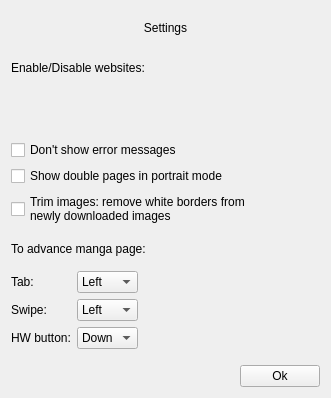
Qt form widgets/settingsdialog.ui (Rain92/UltimateMangaReader) before a commit.
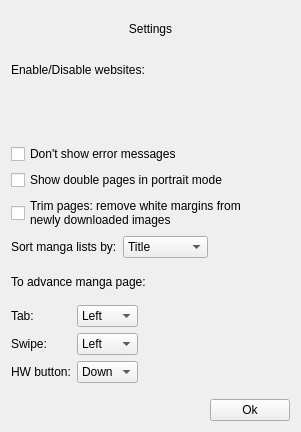
The same form after that commit.

Commit message: Implement order by popularity setting

Diff of the .ui file:
```diff
--- a/widgets/settingsdialog.ui
+++ b/widgets/settingsdialog.ui
@@ -6,8 +6,8 @@
    <rect>
     <x>0</x>
     <y>0</y>
-    <width>331</width>
-    <height>398</height>
+    <width>301</width>
+    <height>432</height>
    </rect>
   </property>
   <property name="windowTitle">
@@ -103,11 +103,49 @@
    <item>
     <widget class="QCheckBox" name="checkBoxTrim">
      <property name="text">
-      <string>Trim images: remove white borders from 
+      <string>Trim pages: remove white margins from 
 newly downloaded images</string>
      </property>
     </widget>
    </item>
+   <item>
+    <layout class="QHBoxLayout" name="horizontalLayout_3">
+     <item>
+      <widget class="QLabel" name="label_6">
+       <property name="text">
+        <string>Sort manga lists by:</string>
+       </property>
+      </widget>
+     </item>
+     <item>
+      <widget class="QComboBox" name="comboBoxMangaOrder">
+       <item>
+        <property name="text">
+         <string>Title</string>
+        </property>
+       </item>
+       <item>
+        <property name="text">
+         <string>Popularity</string>
+        </property>
+       </item>
+      </widget>
+     </item>
+     <item>
+      <spacer name="horizontalSpacer_3">
+       <property name="orientation">
+        <enum>Qt::Horizontal</enum>
+       </property>
+       <property name="sizeHint" stdset="0">
+        <size>
+         <width>40</width>
+         <height>20</height>
+        </size>
+       </property>
+      </spacer>
+     </item>
+    </layout>
+   </item>
    <item>
     <widget class="QLabel" name="label_2">
      <property name="text">
```
The commit also changes 21 other files.
